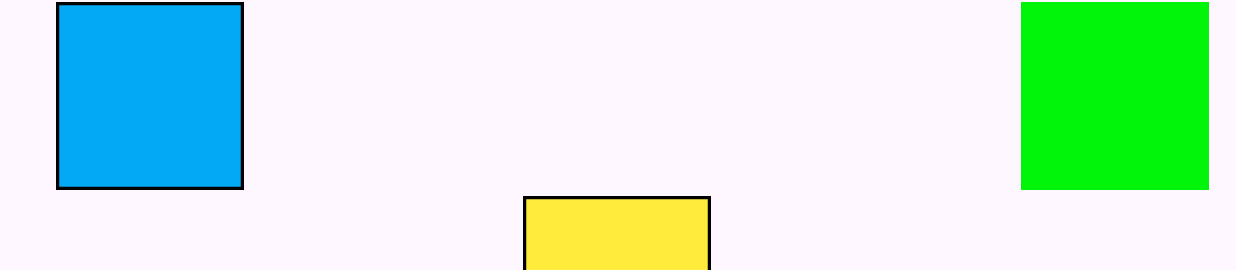
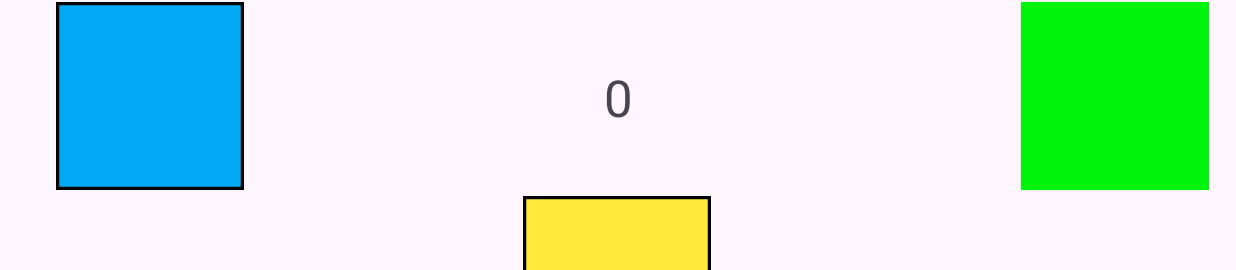
Before and after one commit to S00221754/SequenceAppMADProject, an Android app: the GameActivity screen opened directly, with no data from a screen before it, on a phone screen of 824 x 412 dp (held sideways). Shown: the part 212-482 px from the top of the screen. Run offline under Robolectric (Android 15) with nearby library versions, the phone set to English and light mode, and no system bars.

Commit message:
Now adds score depending on sequence size

```diff
--- a/app/src/main/java/com/example/sequenceapp/GameActivity.java
+++ b/app/src/main/java/com/example/sequenceapp/GameActivity.java
@@ -26,9 +26,9 @@ public class GameActivity extends AppCompatActivity {
     RandomSequence sequence;
     ImageView red,blue,green,yellow;
     String[] currentSequence;
-    int sequenceIndex = 0, sequenceNumber = 4;
+    int sequenceIndex = 0, sequenceNumber = 4, totalScore = 0, AddScore=0;
     Handler handler = new Handler();
-    TextView sequenceList;
+    TextView sequenceList, score;
     boolean newGame = false;
 
 
@@ -42,6 +42,7 @@ public class GameActivity extends AppCompatActivity {
         green = findViewById(R.id.greenTile);
         yellow = findViewById(R.id.yellowTile);
         sequenceList = findViewById(R.id.sequence);
+        score = findViewById(R.id.Score);
         sequence = new RandomSequence();
         currentSequence = sequence.GenerateSequence(sequenceNumber);
         //currentSequence = new String[]{"blue", "red", "yellow", "green"};
@@ -150,6 +151,7 @@ public class GameActivity extends AppCompatActivity {
             if (currentSequence.length > 0 && currentTilt.equals(currentSequence[0])) {
                 //this removes the first color of the array and moves the next color into 0
                 currentSequence = Arrays.copyOfRange(currentSequence, 1, currentSequence.length);
+                //testing
                 StringBuilder build = new StringBuilder();
                 for(String item : currentSequence){
                     build.append(item).append("\n");
@@ -159,10 +161,15 @@ public class GameActivity extends AppCompatActivity {
             } else {
                 sequenceList.setText("You lose");
             }
+            //when a user finishes a sequence it will reset the sequence with a new sequence with 2 additional colours
             if (currentSequence.length == 0){
+                //adds the score
+                totalScore += sequenceNumber;
+                score.setText(String.valueOf(totalScore));
                 sequenceNumber += 2;
                 Log.d("new sequence", String.valueOf(sequenceNumber));
                 currentSequence = sequence.GenerateSequence(sequenceNumber);
+                //testing
                 StringBuilder build = new StringBuilder();
                 for(String item : currentSequence){
                     build.append(item).append("\n");
--- a/app/src/main/res/layout/activity_game.xml
+++ b/app/src/main/res/layout/activity_game.xml
@@ -70,5 +70,16 @@
         app:layout_constraintTop_toTopOf="parent"
         app:layout_constraintVertical_bias="0.04" />
 
+    <TextView
+        android:id="@+id/Score"
+        android:layout_width="wrap_content"
+        android:layout_height="wrap_content"
+        android:text="0"
+        android:textSize="34sp"
+        app:layout_constraintBottom_toBottomOf="parent"
+        app:layout_constraintEnd_toEndOf="parent"
+        app:layout_constraintStart_toStartOf="parent"
+        app:layout_constraintTop_toTopOf="parent" />
+
 
 </androidx.constraintlayout.widget.ConstraintLayout>
```
